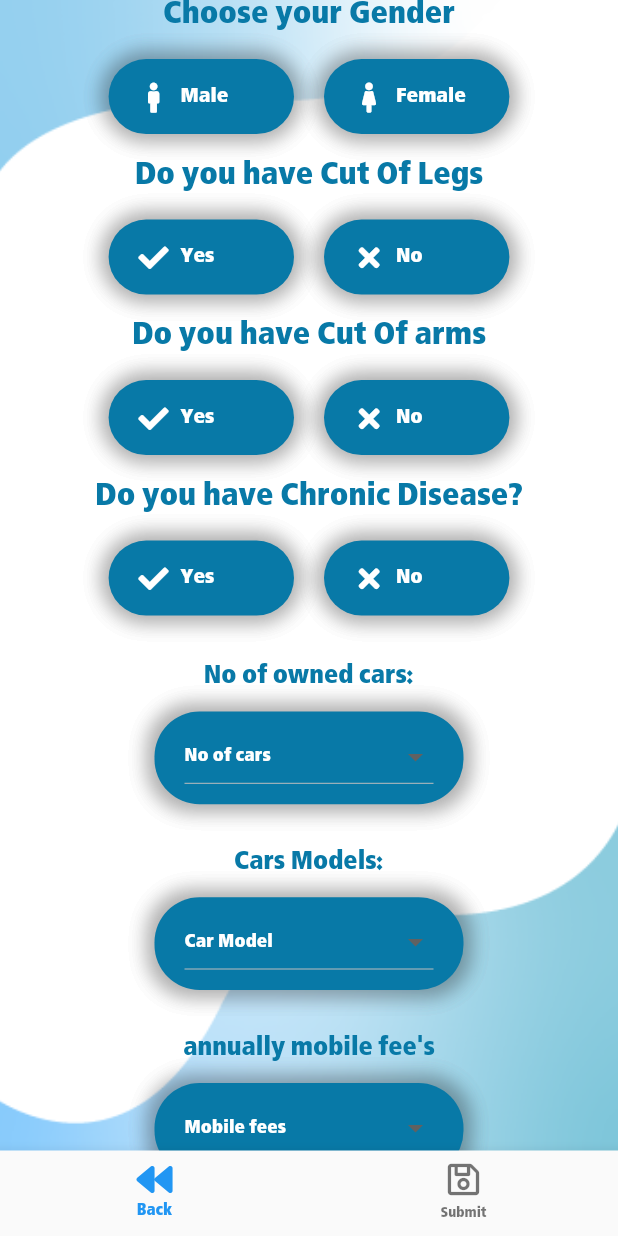
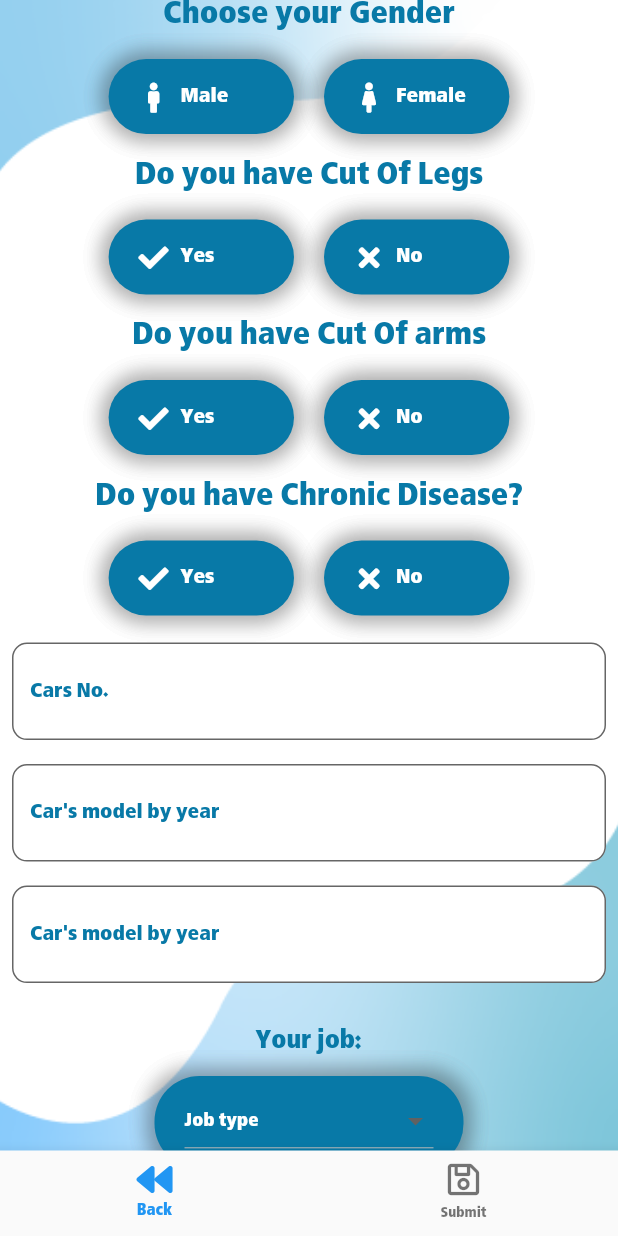
Before and after one commit to abdelrahmanbonna/healthy_shield, a Flutter app: the ContinueUserReq screen opened by its route, scrolled down 576 dp, on a phone screen of 412 x 824 dp. Run offline on Flutter 3.47's test engine with Material 2 defaults, Android fonts, the phone set to English and light mode, and no system bars; our stand-ins replace flutter_spinkit, font_awesome_flutter, geolocator.

```diff
--- a/lib/Screens/UsersRegistartion.dart
+++ b/lib/Screens/UsersRegistartion.dart
@@ -27,7 +27,7 @@ class _UsersRegistrationState extends State<UsersRegistration> {
           ),
           BottomNavigationBarItem(
             icon: Icon(FontAwesomeIcons.save),
-            title: Text('Submit'),
+            title: Text('Continue'),
           ),
         ],
         onTap: (index) {
--- a/lib/Screens/continueUserReg.dart
+++ b/lib/Screens/continueUserReg.dart
@@ -1,5 +1,6 @@
 import 'package:flutter/material.dart';
 import 'package:font_awesome_flutter/font_awesome_flutter.dart';
+import 'package:healthyshield/Screens/login.dart';
 import 'package:healthyshield/Services/patientData.dart';
 import 'package:healthyshield/Utilities/boolWidget.dart';
 import 'package:healthyshield/Utilities/constants.dart';
@@ -70,7 +71,8 @@ class _ContinueUserReqState extends State<ContinueUserReq> {
                 mobileFees,
                 job,
                 bloodType);
-            Navigator.of(context).pop();
+            Navigator.of(context)
+                .pushNamedAndRemoveUntil(Login.id, (route) => false);
           } else {
             Navigator.of(context).pop();
           }
@@ -255,44 +257,38 @@ class _ContinueUserReqState extends State<ContinueUserReq> {
                 ),
                 Padding(
                   padding: kPaddingValue,
-                  child: DropDownMenuCustom(
-                    title: 'No of owned cars:',
-                    itemsStrings: ['1', '2', '<=3'],
-                    hint: 'No of cars',
-                    f: (value) {
+                  child: TextField(
+                    style: Theme.of(context).textTheme.subtitle1,
+                    decoration: kCarsNoTextFieldStyle,
+                    onChanged: (value) {
                       setState(() {
                         carsNo = value;
                       });
                     },
-                    value: carsNo,
                   ),
                 ),
                 Padding(
                   padding: kPaddingValue,
-                  child: DropDownMenuCustom(
-                    title: 'Cars Models:',
-                    hint: 'Car Model',
-                    itemsStrings: ['Model>2013', 'Model<2013'],
-                    f: (value) {
+                  child: TextField(
+                    style: Theme.of(context).textTheme.subtitle1,
+                    decoration: kCarsModelTextFieldStyle,
+                    onChanged: (value) {
                       setState(() {
                         carModel = value;
                       });
                     },
-                    value: carModel,
                   ),
                 ),
                 Padding(
                   padding: kPaddingValue,
-                  child: DropDownMenuCustom(
-                    title: "annually mobile fee's",
-                    hint: 'Mobile fees',
-                    itemsStrings: ['fees>800EGP', 'fees<800EGP'],
-                    f: (value) {
+                  child: TextField(
+                    style: Theme.of(context).textTheme.subtitle1,
+                    decoration: kCarsModelTextFieldStyle,
+                    onChanged: (value) {
                       setState(() {
                         mobileFees = value;
                       });
                     },
-                    value: mobileFees,
                   ),
                 ),
                 Padding(
--- a/lib/Services/patientData.dart
+++ b/lib/Services/patientData.dart
@@ -1,5 +1,5 @@
 import 'package:flutter/material.dart';
-import 'package:healthyshield/Screens/login.dart';
+import 'package:healthyshield/Screens/continueUserReg.dart';
 import 'package:healthyshield/Services/location.dart';
 import 'package:healthyshield/Utilities/constants.dart';
 import 'package:healthyshield/models/patient.dart';
@@ -39,7 +39,7 @@ class UserData extends ChangeNotifier {
       context, fname, lname, email, mobile, address, password, confirmPass) {
     if (password == confirmPass) {
       //TODO: Reg process goes here
-      Navigator.pushNamedAndRemoveUntil(context, Login.id, (route) => false);
+      Navigator.pushNamed(context, ContinueUserReq.id);
     } else {
       showDialog(
           context: context,
--- a/lib/Utilities/constants.dart
+++ b/lib/Utilities/constants.dart
@@ -146,6 +146,45 @@ const kPhoneNoTextFieldStyle = InputDecoration(
   ),
 );
 
+const kCarsNoTextFieldStyle = InputDecoration(
+  filled: true,
+  fillColor: Colors.white,
+  hintText: 'Cars No.',
+  hintStyle: TextStyle(color: kPrimaryColor, fontSize: 18.0),
+  border: OutlineInputBorder(
+    //borderSide: BorderSide.none,
+    borderRadius: BorderRadius.all(
+      Radius.circular(10.0),
+    ),
+  ),
+);
+
+const kCarsModelTextFieldStyle = InputDecoration(
+  filled: true,
+  fillColor: Colors.white,
+  hintText: "Car's model by year",
+  hintStyle: TextStyle(color: kPrimaryColor, fontSize: 18.0),
+  border: OutlineInputBorder(
+    //borderSide: BorderSide.none,
+    borderRadius: BorderRadius.all(
+      Radius.circular(10.0),
+    ),
+  ),
+);
+
+const kMobileFeesTextFieldStyle = InputDecoration(
+  filled: true,
+  fillColor: Colors.white,
+  hintText: "Mobile fees in month",
+  hintStyle: TextStyle(color: kPrimaryColor, fontSize: 18.0),
+  border: OutlineInputBorder(
+    //borderSide: BorderSide.none,
+    borderRadius: BorderRadius.all(
+      Radius.circular(10.0),
+    ),
+  ),
+);
+
 const kAddressTextFieldStyle = InputDecoration(
   filled: true,
   fillColor: Colors.white,
```
